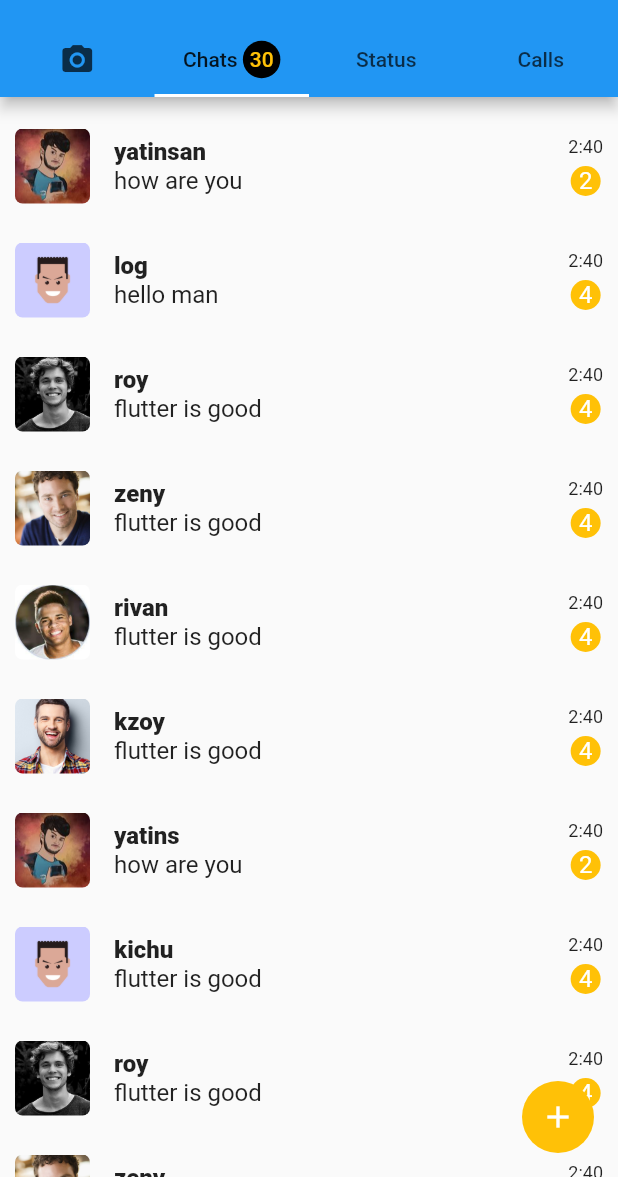
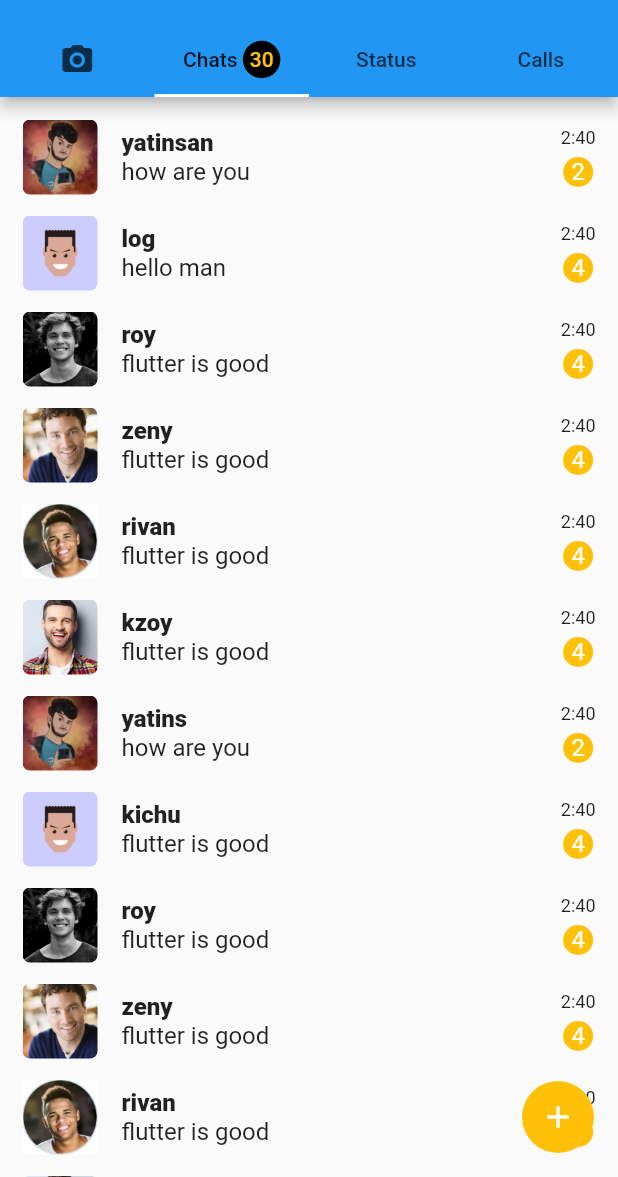
Before and after one commit to yatinsan/YATSAPP, a Flutter app: the screen it shows after launch, on a phone screen of 412 x 824 dp, the part 59-1236 px from its top. Run offline on Flutter 3.47's test engine with Material 2 defaults, Android fonts, the phone set to English and light mode, and no system bars.

Commit message:
ui changes

```diff
--- a/lib/pages/chats.dart
+++ b/lib/pages/chats.dart
@@ -7,7 +7,7 @@ class chates extends StatelessWidget {
   @override
   Widget build(BuildContext context) {
     return ListView(
-      padding: EdgeInsets.only(top: 8),
+      padding: EdgeInsets.only(bottom: 5, top: 8),
       children: [
         listUser(
           name: 'yatinsan',
--- a/lib/widgets/list.dart
+++ b/lib/widgets/list.dart
@@ -16,7 +16,7 @@ class listUser extends StatelessWidget {
   @override
   Widget build(BuildContext context) {
     return ListTile(
-        contentPadding: EdgeInsets.all(10),
+        contentPadding: EdgeInsets.only(top: 4, bottom: 4, left: 15, right: 15),
         onTap: () {
           print(name);
         },
```
